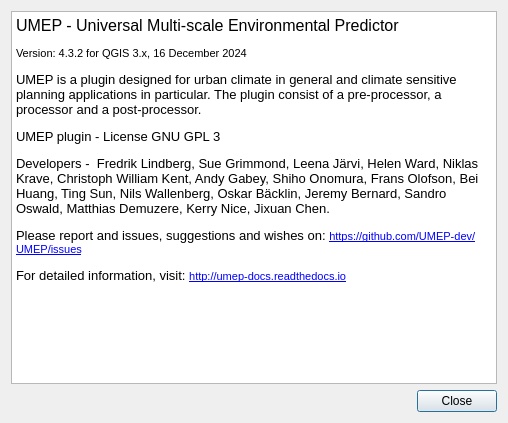
The window that UMEP_about.ui (UMEP-dev/UMEP) describes before a commit, drawn with Qt 5.
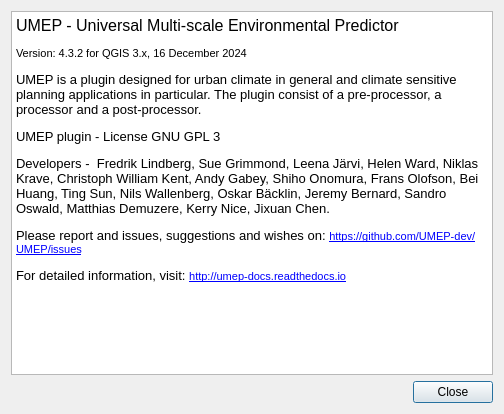
The same window after the commit.

Patch:
```diff
--- a/UMEP_about.ui
+++ b/UMEP_about.ui
@@ -6,8 +6,8 @@
    <rect>
     <x>0</x>
     <y>0</y>
-    <width>508</width>
-    <height>423</height>
+    <width>504</width>
+    <height>414</height>
    </rect>
   </property>
   <property name="windowTitle">
```
